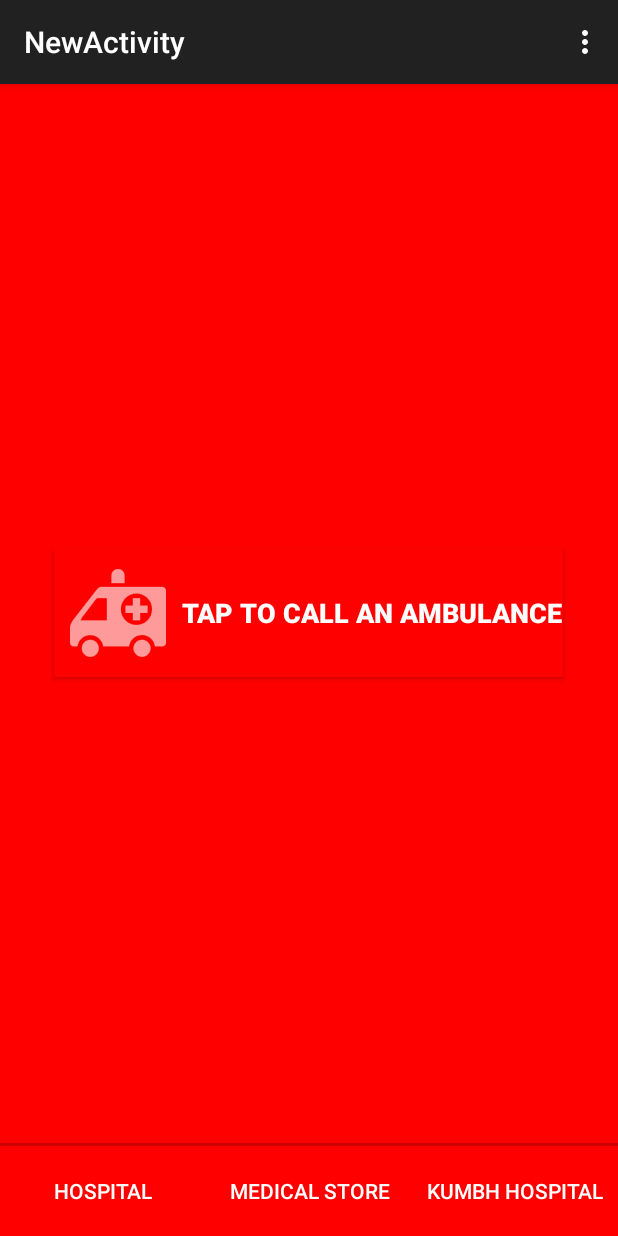
After one commit to Pradeet/Meditracker, an Android app: the NewActivity screen opened directly, with no data from a screen before it, on a phone screen of 412 x 824 dp. The commit adds this screen. Run offline under Robolectric (Android 15) with nearby library versions, the phone set to English and light mode, and no system bars; network calls fail.

```diff
--- a/app/src/main/java/com/kumbhthon/meditracker/Analytics/VolleyCommands.java
+++ b/app/src/main/java/com/kumbhthon/meditracker/Analytics/VolleyCommands.java
@@ -87,6 +87,8 @@ public class VolleyCommands {
             params.put("a_type", details.action_Type);
             params.put("a_timestamp", details.action_Time);
             params.put("a_metadata", details.action_data);
+            params.put("a_longitude", details.action_Longitude);
+            params.put("a_latitude", details.action_Latitude);
             jsonArray.put(new JSONObject(params));
             params.clear();
         }
--- a/app/src/main/java/com/kumbhthon/meditracker/Fragments/Emeregency_service.java
+++ b/app/src/main/java/com/kumbhthon/meditracker/Fragments/Emeregency_service.java
@@ -162,6 +162,6 @@ public class Emeregency_service extends Fragment {
     private void addCallAction(String data) {
         SharedPreferences prefs = getActivity().getSharedPreferences(Constants.USER_PREFERENCES, Context.MODE_PRIVATE);
         new ServerLoader(getActivity().getApplicationContext())
-                .addActionDetails(prefs.getString(Constants.USER_MOBILE_NUM_1_PREF, "----"), Constants.TYPE_CALL, data);
+                .addActionDetails(prefs.getString(Constants.USER_MOBILE_NUM_1_PREF, "----"), Constants.TYPE_CALL, data, "");
     }
 }
--- a/app/src/main/java/com/kumbhthon/meditracker/Fragments/EmergencyServiceFragment_removed.java
+++ b/app/src/main/java/com/kumbhthon/meditracker/Fragments/EmergencyServiceFragment_removed.java
@@ -253,6 +253,6 @@ public class EmergencyServiceFragment_removed extends Fragment {
     private void addCallAction(String data) {
         SharedPreferences prefs = getActivity().getSharedPreferences(Constants.USER_PREFERENCES, Context.MODE_PRIVATE);
         new ServerLoader(getActivity().getApplicationContext())
-                .addActionDetails(prefs.getString(Constants.USER_MOBILE_NUM_1_PREF, "----"), Constants.TYPE_CALL, data);
+                .addActionDetails(prefs.getString(Constants.USER_MOBILE_NUM_1_PREF, "----"), Constants.TYPE_CALL, data, "");
     }
 }
--- a/app/src/main/java/com/kumbhthon/meditracker/Fragments/FirstAidFragment.java
+++ b/app/src/main/java/com/kumbhthon/meditracker/Fragments/FirstAidFragment.java
@@ -64,6 +64,6 @@ public class FirstAidFragment extends Fragment {
     private void sendFirstAidAction(String data){
         SharedPreferences prefs = getActivity().getSharedPreferences(Constants.USER_PREFERENCES, Context.MODE_PRIVATE);
         new ServerLoader(getActivity().getApplicationContext())
-                .addActionDetails(prefs.getString(Constants.USER_MOBILE_NUM_1_PREF, null), Constants.TYPE_FIRSTAID, data);
+                .addActionDetails(prefs.getString(Constants.USER_MOBILE_NUM_1_PREF, null), Constants.TYPE_FIRSTAID, data, "");
     }
 }
--- a/app/src/main/java/com/kumbhthon/meditracker/Fragments/HospitalLocatorFragment.java
+++ b/app/src/main/java/com/kumbhthon/meditracker/Fragments/HospitalLocatorFragment.java
@@ -83,6 +83,6 @@ public class HospitalLocatorFragment extends Fragment {
     private void sendLocatorAction(String data) {
         SharedPreferences pref = getActivity().getSharedPreferences(Constants.USER_PREFERENCES, Context.MODE_PRIVATE);
         new ServerLoader(getActivity().getApplicationContext())
-                .addActionDetails(pref.getString(Constants.USER_MOBILE_NUM_1_PREF, null), "Location", data);
+                .addActionDetails(pref.getString(Constants.USER_MOBILE_NUM_1_PREF, null), Constants.TYPE_LOCATOR, data, "n/a");
     }
 }
--- /dev/null
+++ b/app/src/main/java/com/kumbhthon/meditracker/NewActivity.java
@@ -0,0 +1,37 @@
+package com.kumbhthon.meditracker;
+
+import android.support.v7.app.AppCompatActivity;
+import android.os.Bundle;
+import android.view.Menu;
+import android.view.MenuItem;
+
+public class NewActivity extends AppCompatActivity {
+
+    @Override
+    protected void onCreate(Bundle savedInstanceState) {
+        super.onCreate(savedInstanceState);
+        setContentView(R.layout.activity_new);
+    }
+
+    @Override
+    public boolean onCreateOptionsMenu(Menu menu) {
+        // Inflate the menu; this adds items to the action bar if it is present.
+        getMenuInflater().inflate(R.menu.menu_new, menu);
+        return true;
+    }
+
+    @Override
+    public boolean onOptionsItemSelected(MenuItem item) {
+        // Handle action bar item clicks here. The action bar will
+        // automatically handle clicks on the Home/Up button, so long
+        // as you specify a parent activity in AndroidManifest.xml.
+        int id = item.getItemId();
+
+        //noinspection SimplifiableIfStatement
+        if (id == R.id.action_settings) {
+            return true;
+        }
+
+        return super.onOptionsItemSelected(item);
+    }
+}
--- a/app/src/main/java/com/kumbhthon/meditracker/TransperentActivity.java
+++ b/app/src/main/java/com/kumbhthon/meditracker/TransperentActivity.java
@@ -65,7 +65,7 @@ public class TransperentActivity extends ActionBarActivity {
                 locationString = message +
                         "\nMy Name : " + name + "(" + hisNum + ")" +
                         "\nLatitude : " + lat +
-                        "\nLongitude: " + lon +
+                        "\naction_Longitude: " + lon +
                         "\nAddress : " + add +
                         "\nPin: " + pinCode +
                         "\nMap link: http://maps.google.com/maps?f=q&geocode=&ll=" + lat + "," + lon +
--- a/app/src/main/java/com/kumbhthon/meditracker/Utils/Constants.java
+++ b/app/src/main/java/com/kumbhthon/meditracker/Utils/Constants.java
@@ -5,8 +5,8 @@ package com.kumbhthon.meditracker.Utils;
  */
 public class Constants {
 //nothing
-//    public static final String BASEURL = "http://192.168.150.1:8000";
-    public static final String BASEURL = "http://meditracker.pythonanywhere.com/";
+    public static final String BASEURL = "http://192.168.150.1:8000";
+//    public static final String BASEURL = "http://meditracker.pythonanywhere.com/";
 
     public static final String USER_PREFERENCES = "UserPrefs";
 
--- a/app/src/main/java/com/kumbhthon/meditracker/Utils/GPS/GPSTracker.java
+++ b/app/src/main/java/com/kumbhthon/meditracker/Utils/GPS/GPSTracker.java
@@ -44,10 +44,11 @@ public class GPSTracker extends Service implements LocationListener {
         getLocation();
     }
 
+
+
     public Location getLocation() {
         try {
-            locationManager = (LocationManager) mContext
-                    .getSystemService(LOCATION_SERVICE);
+            locationManager = (LocationManager) mContext.getSystemService(LOCATION_SERVICE);
 
             // getting GPS status
             isGPSEnabled = locationManager.isProviderEnabled(LocationManager.GPS_PROVIDER);
--- /dev/null
+++ b/app/src/main/res/layout/activity_new.xml
@@ -0,0 +1,72 @@
+<LinearLayout xmlns:android="http://schemas.android.com/apk/res/android"
+    xmlns:tools="http://schemas.android.com/tools"
+    android:layout_width="match_parent"
+    android:layout_height="match_parent"
+    android:orientation="vertical"
+    tools:context="com.kumbhthon.meditracker.NewActivity">
+
+    <RelativeLayout
+        android:id="@+id/Emergency_call_button"
+        android:layout_width="match_parent"
+        android:layout_height="wrap_content"
+        android:layout_weight="1"
+        android:background="#FF0000">
+
+        <Button
+            android:layout_width="wrap_content"
+            android:background="#FF0000"
+            android:text="Tap to Call an Ambulance"
+            android:layout_centerInParent="true"
+            android:textColor="#FFFFFF"
+            android:textSize="18sp"
+            android:textStyle="bold"
+            android:drawableLeft="@mipmap/sos_ambu"
+            android:layout_height="wrap_content" />
+
+    </RelativeLayout>
+
+    <View
+        android:layout_width="match_parent"
+        android:layout_height="2dp"
+        android:background="@android:color/holo_red_dark" />
+
+    <LinearLayout
+        android:layout_width="match_parent"
+        android:layout_height="60dp"
+        android:background="#FF0000"
+        android:orientation="horizontal">
+
+        <Button
+            android:id="@+id/HospitalLocatorButton"
+            android:layout_width="1dp"
+            android:layout_height="match_parent"
+            android:layout_weight="1"
+            android:background="#00FFFFFF"
+            android:text="Hospital"
+            android:padding="5dp"
+            android:textColor="#FFFFFF" />
+
+        <Button
+            android:id="@+id/MedicalStoreLocatorButton"
+            android:layout_width="1dp"
+            android:layout_height="match_parent"
+            android:layout_weight="1"
+            android:background="#00FFFFFF"
+            android:padding="5dp"
+            android:text="Medical Store"
+            android:textColor="#FFFFFF" />
+
+        <Button
+            android:id="@+id/KumbhHospitalLocator"
+            android:layout_width="1dp"
+            android:layout_height="match_parent"
+            android:layout_weight="1"
+            android:background="#00FFFFFF"
+            android:text="Kumbh Hospital"
+            android:padding="5dp"
+            android:textColor="#FFFFFF" />
+
+    </LinearLayout>
+
+
+</LinearLayout>
--- /dev/null
+++ b/app/src/main/res/menu/menu_new.xml
@@ -0,0 +1,7 @@
+<menu xmlns:android="http://schemas.android.com/apk/res/android"
+    xmlns:app="http://schemas.android.com/apk/res-auto"
+    xmlns:tools="http://schemas.android.com/tools"
+    tools:context="com.kumbhthon.meditracker.NewActivity">
+    <item android:id="@+id/action_settings" android:title="@string/action_settings"
+        android:orderInCategory="100" app:showAsAction="never" />
+</menu>
--- a/app/src/main/res/values/colors.xml
+++ b/app/src/main/res/values/colors.xml
@@ -1,4 +1,4 @@
 <?xml version="1.0" encoding="utf-8"?>
 <resources>
-    <color name="ColorPrimary">#EE0000</color>
+    <color name="ColorPrimary">#E65D2F</color>
 </resources>
--- a/app/src/main/res/values/strings.xml
+++ b/app/src/main/res/values/strings.xml
@@ -52,5 +52,8 @@
     <string name="title_activity_h__map">Hospital</string>
     <string name="tt">When we need medical emergencies “Help widget” will help you  with single touch , it will give information                        about injured person and its location to the registered numbers and at that instant call is made to the nearest hospital or  Clinic which is provided by Government.</string>
     <string name="action_settings">Settings</string>
+    <string name="title_activity_new">NewActivity</string>
+
+    <string name="hello_world">Hello world!</string>
 
 </resources>
```
Also changed, not shown: app/src/main/AndroidManifest.xml (+32 -42 lines), app/src/main/java/com/kumbhthon/meditracker/Analytics/ActionDetails.java (+7 -4 lines), app/src/main/java/com/kumbhthon/meditracker/Analytics/ServerLoader.java (+10 -6 lines), app/src/main/java/com/kumbhthon/meditracker/Utils/GPS/LocationTracker.java (added, +30 -0 lines).
